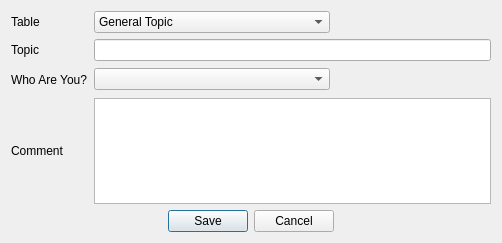
The window that src/openmolar/qt-designer/forumPost.ui (rowinggolfer/openmolar1) describes before a commit, drawn with Qt 5.
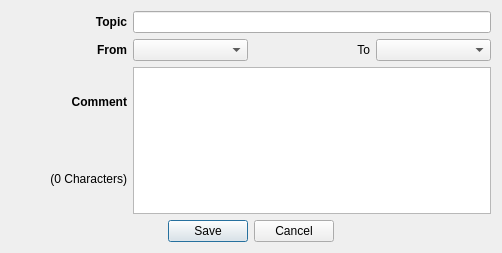
The same window after the commit.

Commit message: new functionality for the forum.. almost as I wish it :(

The edit to the form file:
```diff
--- a/src/openmolar/qt-designer/forumPost.ui
+++ b/src/openmolar/qt-designer/forumPost.ui
@@ -7,7 +7,7 @@
     <x>0</x>
     <y>0</y>
     <width>502</width>
-    <height>243</height>
+    <height>253</height>
    </rect>
   </property>
   <property name="windowTitle">
@@ -15,81 +15,65 @@
   </property>
   <layout class="QGridLayout" name="gridLayout">
    <item row="0" column="0">
-    <widget class="QLabel" name="label_4">
-     <property name="text">
-      <string>Table</string>
-     </property>
-    </widget>
-   </item>
-   <item row="0" column="1">
-    <widget class="QComboBox" name="table_comboBox">
-     <property name="maxVisibleItems">
-      <number>20</number>
-     </property>
-     <item>
-      <property name="text">
-       <string>General Topic</string>
-      </property>
-     </item>
-     <item>
-      <property name="text">
-       <string>OpenMolar or Computer related Topic</string>
-      </property>
-     </item>
-    </widget>
-   </item>
-   <item row="1" column="0">
     <widget class="QLabel" name="label_3">
+     <property name="font">
+      <font>
+       <weight>75</weight>
+       <bold>true</bold>
+      </font>
+     </property>
      <property name="text">
       <string>Topic</string>
      </property>
+     <property name="alignment">
+      <set>Qt::AlignRight|Qt::AlignTrailing|Qt::AlignVCenter</set>
+     </property>
     </widget>
    </item>
-   <item row="1" column="1" colspan="2">
+   <item row="0" column="1" colspan="3">
     <widget class="QLineEdit" name="topic_lineEdit"/>
    </item>
+   <item row="1" column="2">
+    <widget class="QLabel" name="label_4">
+     <property name="text">
+      <string>To</string>
+     </property>
+     <property name="alignment">
+      <set>Qt::AlignRight|Qt::AlignTrailing|Qt::AlignVCenter</set>
+     </property>
+    </widget>
+   </item>
+   <item row="1" column="3">
+    <widget class="QComboBox" name="to_comboBox">
+     <property name="maxVisibleItems">
+      <number>20</number>
+     </property>
+    </widget>
+   </item>
    <item row="2" column="0">
-    <widget class="QLabel" name="label_2">
-     <property name="text">
-      <string>Who Are You?</string>
-     </property>
-    </widget>
-   </item>
-   <item row="2" column="1">
-    <widget class="QComboBox" name="comboBox">
-     <property name="maxVisibleItems">
-      <number>20</number>
-     </property>
-    </widget>
-   </item>
-   <item row="2" column="2">
-    <spacer name="horizontalSpacer_2">
-     <property name="orientation">
-      <enum>Qt::Horizontal</enum>
-     </property>
-     <property name="sizeHint" stdset="0">
-      <size>
-       <width>303</width>
-       <height>25</height>
-      </size>
-     </property>
-    </spacer>
-   </item>
-   <item row="3" column="0">
     <widget class="QLabel" name="label">
+     <property name="font">
+      <font>
+       <weight>75</weight>
+       <bold>true</bold>
+      </font>
+     </property>
      <property name="text">
       <string>Comment</string>
      </property>
+     <property name="alignment">
+      <set>Qt::AlignRight|Qt::AlignTrailing|Qt::AlignVCenter</set>
+     </property>
     </widget>
    </item>
-   <item row="3" column="1" colspan="2">
+   <item row="2" column="1" rowspan="2" colspan="3">
     <widget class="QTextEdit" name="comment_textEdit">
      <property name="acceptRichText">
       <bool>false</bool>
      </property>
     </widget>
    </item>
-   <item row="4" column="0" colspan="3">
+   <item row="4" column="0" colspan="4">
     <widget class="QDialogButtonBox" name="buttonBox">
      <property name="orientation">
       <enum>Qt::Horizontal</enum>
@@ -102,6 +86,42 @@
      </property>
     </widget>
    </item>
+   <item row="3" column="0">
+    <widget class="QLabel" name="count_label">
+     <property name="text">
+      <string>(0 Characters)</string>
+     </property>
+     <property name="alignment">
+      <set>Qt::AlignRight|Qt::AlignTrailing|Qt::AlignVCenter</set>
+     </property>
+     <property name="wordWrap">
+      <bool>true</bool>
+     </property>
+    </widget>
+   </item>
+   <item row="1" column="0">
+    <widget class="QLabel" name="label_2">
+     <property name="font">
+      <font>
+       <weight>75</weight>
+       <bold>true</bold>
+      </font>
+     </property>
+     <property name="text">
+      <string>From</string>
+     </property>
+     <property name="alignment">
+      <set>Qt::AlignRight|Qt::AlignTrailing|Qt::AlignVCenter</set>
+     </property>
+    </widget>
+   </item>
+   <item row="1" column="1">
+    <widget class="QComboBox" name="from_comboBox">
+     <property name="maxVisibleItems">
+      <number>20</number>
+     </property>
+    </widget>
+   </item>
   </layout>
  </widget>
  <resources/>
```
The commit also changes 6 other files.
